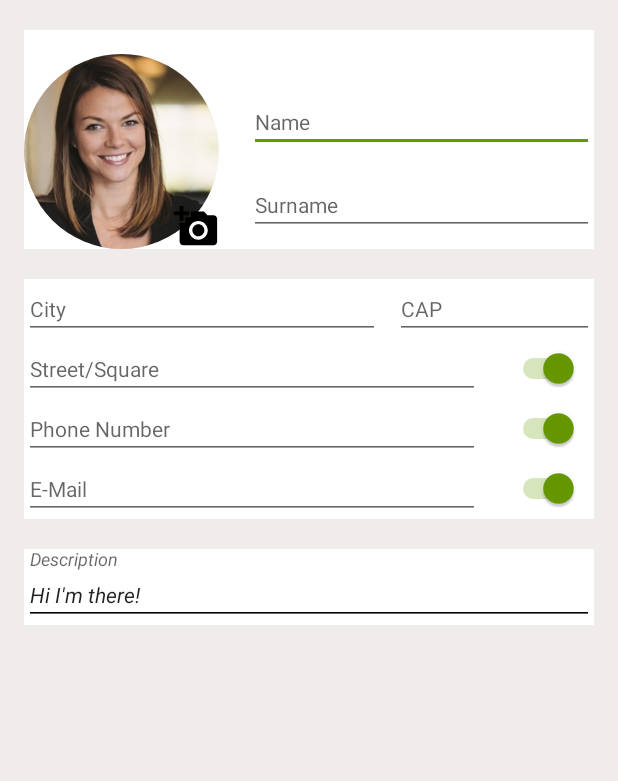
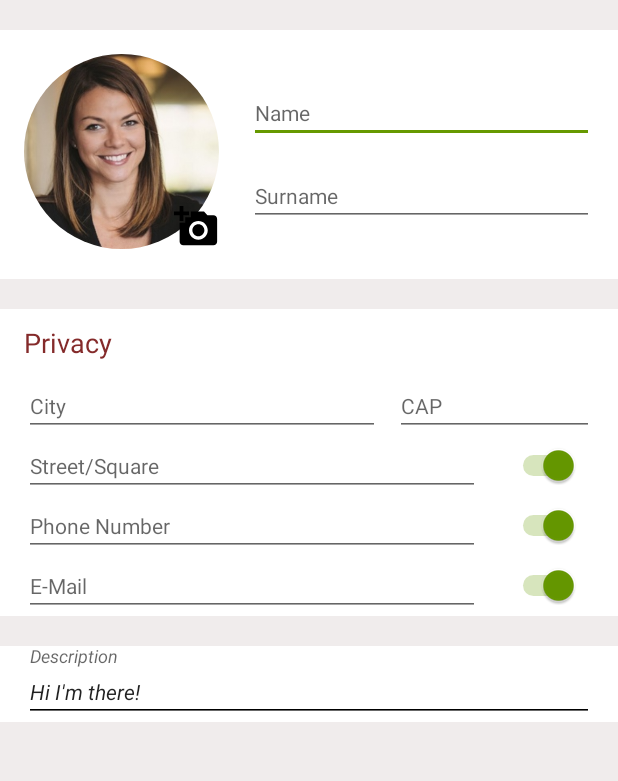
Before and after one commit to SergioGentile/WonderBook, an Android app: the EditProfile screen opened directly, with no data from a screen before it, on a phone screen of 412 x 824 dp, the part 84-865 px from its top. Run offline under Robolectric (Android 15) with nearby library versions, the phone set to English and light mode, and no system bars; our stand-ins replace CircleImageView; libraries missing offline, so code that uses them is left out: com.rengwuxian.materialedittext; plain views replace MaterialEditText; 21 statements that could not run were skipped.

Commit message:
Apportate alcune modifiche alla grafica (Ancora da migliorare)

```diff
--- a/app/src/main/res/layout/activity_cropper.xml
+++ b/app/src/main/res/layout/activity_cropper.xml
@@ -47,10 +47,10 @@
             android:layout_width="match_parent"
             android:layout_height="wrap_content"
             android:background="@android:color/black"
-            app:grid_color="@color/colorAccent"
+            app:grid_color="@android:color/black"
             app:grid_opacity="0"
             app:grid_thickness="0.8dp"
-            app:padding_color="@color/colorAccent" />
+            app:padding_color="@android:color/black" />
     </LinearLayout>
 
     <LinearLayout
--- a/app/src/main/res/layout/activity_edit_profile.xml
+++ b/app/src/main/res/layout/activity_edit_profile.xml
@@ -42,10 +42,9 @@
 
                 <LinearLayout
                     android:layout_marginTop="20dp"
+                    android:layout_marginBottom="20dp"
                     android:layout_width="match_parent"
                     android:layout_height="match_parent"
-                    android:layout_marginLeft="@dimen/margin_left"
-                    android:layout_marginRight="@dimen/margin_right"
                     android:orientation="vertical">
 
                     <LinearLayout
@@ -55,6 +54,8 @@
                         android:orientation="horizontal">
 
                         <RelativeLayout
+                            android:layout_marginBottom="20dp"
+                            android:layout_marginLeft="@dimen/margin_left"
                             android:layout_width="wrap_content"
                             android:layout_height="match_parent">
 
@@ -63,6 +64,7 @@
                                 android:layout_width="130dp"
                                 android:layout_height="130dp"
                                 android:layout_marginTop="@dimen/margin_top"
+
                                 android:src="@drawable/profile" />
 
                             <ImageButton
@@ -73,7 +75,6 @@
                                 android:layout_alignRight="@id/profileImage"
                                 android:background="@android:color/transparent"
                                 android:src="@drawable/ic_add_a_photo_black_24dp"
-
                                 />
 
                         </RelativeLayout>
@@ -83,7 +84,7 @@
                             android:layout_height="match_parent"
                             android:layout_gravity="center_vertical"
                             android:layout_marginLeft="20dp"
-                            android:layout_marginTop="@dimen/margin_top"
+                            android:layout_marginRight="@dimen/margin_right"
                             android:gravity="center_vertical"
                             android:orientation="vertical">
 
@@ -119,8 +120,20 @@
                         android:layout_width="match_parent"
                         android:layout_height="wrap_content"
                         android:background="@android:color/white">
+                        <TextView
+                            android:textSize="18dp"
+                            android:layout_marginRight="@dimen/margin_right"
+                            android:layout_marginLeft="@dimen/margin_left"
+                            android:layout_marginTop="10dp"
+                            android:layout_marginBottom="10dp"
+                            android:text="Privacy"
+                            android:textColor="#842A2A"
+                            android:layout_width="match_parent"
+                            android:layout_height="wrap_content" />
 
                         <LinearLayout
+                            android:layout_marginRight="@dimen/margin_right"
+                            android:layout_marginLeft="@dimen/margin_left"
                             android:layout_width="match_parent"
                             android:layout_height="wrap_content"
                             android:orientation="horizontal"
@@ -153,6 +166,8 @@
                         </LinearLayout>
 
                         <LinearLayout
+                            android:layout_marginRight="@dimen/margin_right"
+                            android:layout_marginLeft="@dimen/margin_left"
                             android:id="@+id/layoutStreet"
                             android:layout_width="match_parent"
                             android:layout_height="wrap_content"
@@ -187,6 +202,8 @@
                         </LinearLayout>
 
                         <LinearLayout
+                            android:layout_marginRight="@dimen/margin_right"
+                            android:layout_marginLeft="@dimen/margin_left"
                             android:layout_width="match_parent"
                             android:layout_height="wrap_content"
                             android:orientation="horizontal"
@@ -222,6 +239,8 @@
                         </LinearLayout>
 
                         <LinearLayout
+                            android:layout_marginRight="@dimen/margin_right"
+                            android:layout_marginLeft="@dimen/margin_left"
                             android:layout_width="match_parent"
                             android:layout_height="wrap_content"
                             android:orientation="horizontal"
@@ -259,6 +278,7 @@
                     </LinearLayout>
 
                     <android.support.design.widget.TextInputLayout
+
                         android:background="@android:color/white"
                         android:layout_width="match_parent"
                         android:layout_height="wrap_content"
@@ -267,7 +287,8 @@
                         android:theme="@style/AutocompleteDescription">
 
                         <android.support.design.widget.TextInputEditText
-
+                            android:layout_marginRight="@dimen/margin_right"
+                            android:layout_marginLeft="@dimen/margin_left"
                             android:id="@+id/description"
                             android:layout_width="match_parent"
                             android:layout_height="wrap_content"
```
Also changed, not shown: 1 other file.
